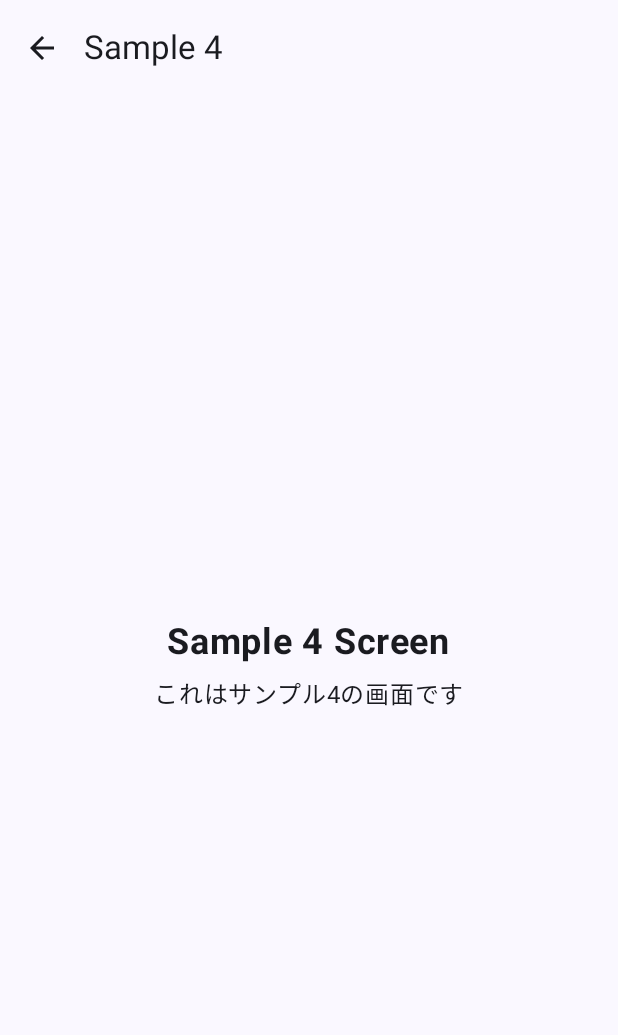
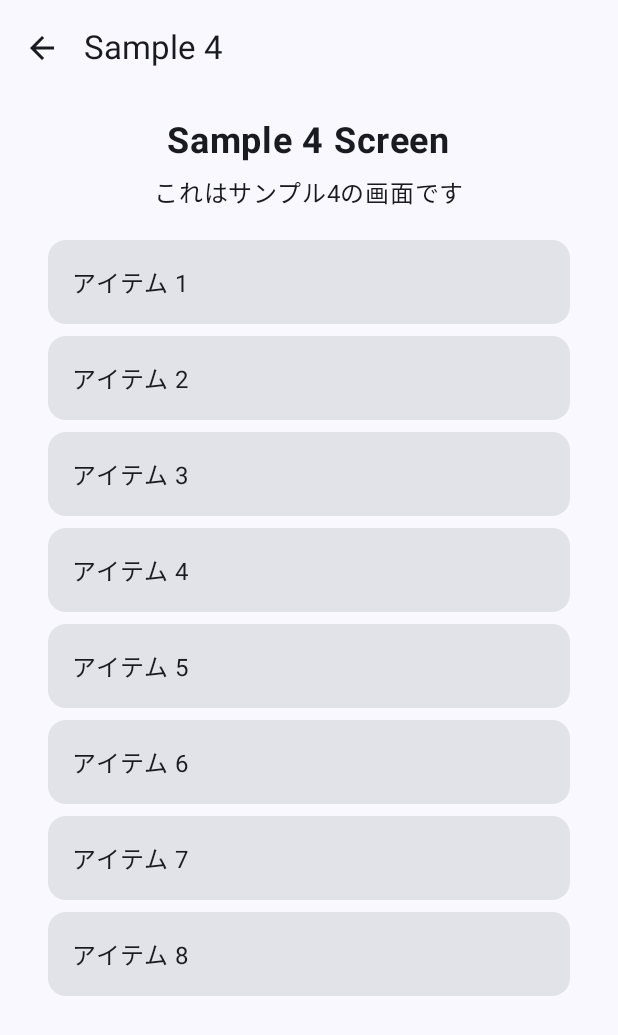
Before and after one commit to seabat/compose-samples, an Android app built with Jetpack Compose: the Sample4Screen screen opened through its navigation route, on a phone screen of 412 x 824 dp. Shown: the top 1035 px of the screen. Run offline under Robolectric (Android 15) with nearby library versions, the phone set to English and light mode, and no system bars.

Commit message:
Sample4Screen にアニメーションを追加

```diff
--- a/SampleAnimation/app/src/main/java/dev/seabat/android/sampleanimation/ui/screens/Sample4Screen.kt
+++ b/SampleAnimation/app/src/main/java/dev/seabat/android/sampleanimation/ui/screens/Sample4Screen.kt
@@ -1,11 +1,18 @@
 package dev.seabat.android.sampleanimation.ui.screens
 
+import androidx.compose.animation.core.tween
+import androidx.compose.animation.core.animateFloatAsState
 import androidx.compose.foundation.layout.Arrangement
 import androidx.compose.foundation.layout.Column
 import androidx.compose.foundation.layout.fillMaxSize
+import androidx.compose.foundation.layout.fillMaxWidth
+import androidx.compose.foundation.layout.offset
 import androidx.compose.foundation.layout.padding
+import androidx.compose.foundation.lazy.LazyColumn
+import androidx.compose.foundation.lazy.itemsIndexed
 import androidx.compose.material.icons.Icons
 import androidx.compose.material.icons.filled.ArrowBack
+import androidx.compose.material3.Card
 import androidx.compose.material3.ExperimentalMaterial3Api
 import androidx.compose.material3.Icon
 import androidx.compose.material3.IconButton
@@ -13,18 +20,75 @@ import androidx.compose.material3.Scaffold
 import androidx.compose.material3.Text
 import androidx.compose.material3.TopAppBar
 import androidx.compose.runtime.Composable
+import androidx.compose.runtime.getValue
+import androidx.compose.runtime.LaunchedEffect
+import androidx.compose.runtime.remember
+import androidx.compose.runtime.mutableStateOf
+import androidx.compose.runtime.setValue
 import androidx.compose.ui.Alignment
 import androidx.compose.ui.Modifier
+import androidx.compose.ui.draw.alpha
 import androidx.compose.ui.text.font.FontWeight
 import androidx.compose.ui.unit.dp
 import androidx.compose.ui.unit.sp
 
+@Composable
+fun StaggeredList(items: List<String>) {
+    LazyColumn {
+        itemsIndexed(items) { index, item ->
+            var startAnimation by remember { mutableStateOf(false) }
+
+            LaunchedEffect(Unit) {
+                startAnimation = true
+            }
+
+            val animatedVisibility by animateFloatAsState(
+                targetValue = if (startAnimation) 1f else 0f,
+                animationSpec = tween(
+                    durationMillis = 300,
+                    delayMillis = index * 100
+                ),
+                label = "visibility_$index"
+            )
+
+            Card(
+                modifier = Modifier
+                    .fillMaxWidth()
+                    .padding(horizontal = 16.dp, vertical = 4.dp)
+                    .alpha(animatedVisibility)
+                    .offset(y = (50 * (1f - animatedVisibility)).dp)
+            ) {
+                Text(
+                    text = item,
+                    modifier = Modifier.padding(16.dp)
+                )
+            }
+        }
+    }
+}
+
+/**
+ * Sample 4 Screen
+ *
+ * see. https://medium.com/@hiren6997/10-jetpack-compose-animations-that-will-wow-your-users-6dda5342a567
+ */
 @OptIn(ExperimentalMaterial3Api::class)
 @Composable
 fun Sample4Screen(
     onNavigateBack: () -> Unit,
     modifier: Modifier = Modifier
 ) {
+    val sampleItems = listOf(
+        "アイテム 1",
+        "アイテム 2",
+        "アイテム 3",
+        "アイテム 4",
+        "アイテム 5",
+        "アイテム 6",
+        "アイテム 7",
+        "アイテム 8"
+    )
+
     Scaffold(
         topBar = {
             TopAppBar(
@@ -46,8 +110,7 @@ fun Sample4Screen(
                 .fillMaxSize()
                 .padding(innerPadding)
                 .padding(16.dp),
-            horizontalAlignment = Alignment.CenterHorizontally,
-            verticalArrangement = Arrangement.Center
+            horizontalAlignment = Alignment.CenterHorizontally
         ) {
             Text(
                 text = "Sample 4 Screen",
@@ -57,8 +120,10 @@ fun Sample4Screen(
             Text(
                 text = "これはサンプル4の画面です",
                 fontSize = 16.sp,
-                modifier = Modifier.padding(top = 8.dp)
+                modifier = Modifier.padding(top = 8.dp, bottom = 16.dp)
             )
+
+            StaggeredList(items = sampleItems)
         }
     }
 }
```
